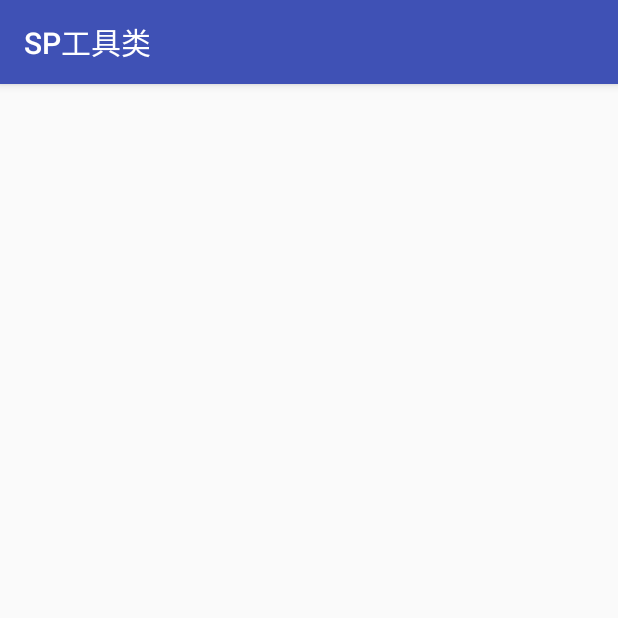
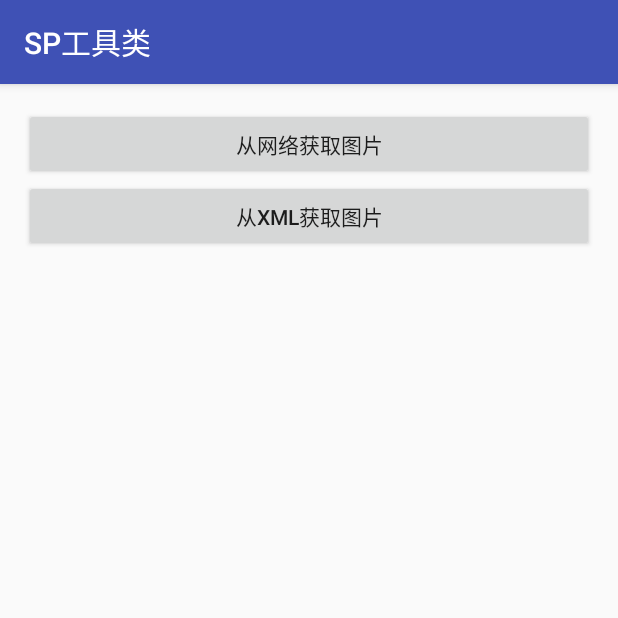
Before and after one commit to msdgwzhy6/AndroidUtilSet, an Android app: the SPActivity screen opened directly, with no data from a screen before it, on a phone screen of 412 x 824 dp, the top half of it. Run offline under Robolectric (Android 15) with nearby library versions, the phone set to English and light mode, and no system bars; our stand-ins replace ButterKnife.

```diff
--- a/app/build.gradle
+++ b/app/build.gradle
@@ -25,4 +25,5 @@ dependencies {
     compile 'com.smart.holder_library:holder_library:1.1.0'
     compile 'com.jakewharton:butterknife:8.6.0'
     compile 'com.jakewharton:butterknife-compiler:8.6.0'
+    compile project(':xanderutil')
 }
--- a/app/src/main/AndroidManifest.xml
+++ b/app/src/main/AndroidManifest.xml
@@ -3,7 +3,7 @@
           package="com.smart.androidutils">
 
     <uses-permission android:name="android.permission.INTERNET"/>
-
+    <uses-permission android:name="android.permission.WRITE_EXTERNAL_STORAGE"/>
     <application
         android:allowBackup="true"
         android:icon="@mipmap/ic_launcher"
@@ -17,9 +17,9 @@
                 <category android:name="android.intent.category.LAUNCHER"/>
             </intent-filter>
         </activity>
-        <activity android:name=".activity.SPActivity">
+        <activity android:name=".activity.spactivity.SPActivity">
         </activity>
-        <activity android:name=".activity.SpiderActivity">
+        <activity android:name=".activity.spider.SpiderActivity">
         </activity>
         <activity android:name=".activity.classactivity.ClassActivity">
         </activity>
--- a/app/src/main/java/com/smart/androidutils/MainActivity.java
+++ b/app/src/main/java/com/smart/androidutils/MainActivity.java
@@ -11,7 +11,7 @@ import com.smart.holder_library.CommonAdapter;
 import java.util.ArrayList;
 import java.util.List;
 
-import static com.smart.androidutils.UtilWidget.getView;
+import static com.xanderutillibrary.dao.util.UtilWidget.getView;
 
 public class MainActivity extends AppCompatActivity {
 
--- a/app/src/main/java/com/smart/androidutils/activity/SPActivity.java
+++ /dev/null
@@ -1,16 +0,0 @@
-package com.smart.androidutils.activity;
-
-import android.os.Bundle;
-import android.support.v7.app.AppCompatActivity;
-
-import com.smart.androidutils.R;
-
-public class SPActivity extends AppCompatActivity {
-
-    @Override
-    protected void onCreate(Bundle savedInstanceState) {
-        super.onCreate(savedInstanceState);
-        setContentView(R.layout.activity_sp);
-        setTitle("SP工具类");
-    }
-}
--- /dev/null
+++ b/app/src/main/java/com/smart/androidutils/activity/spactivity/SPActivity.java
@@ -0,0 +1,65 @@
+package com.smart.androidutils.activity.spactivity;
+
+import android.graphics.Bitmap;
+import android.os.Bundle;
+import android.os.Handler;
+import android.support.v7.app.AppCompatActivity;
+import android.widget.Button;
+import android.widget.ImageView;
+
+import com.smart.androidutils.R;
+import com.xanderutillibrary.dao.util.UtilFile;
+
+import butterknife.BindView;
+import butterknife.ButterKnife;
+import butterknife.OnClick;
+
+import static com.smart.androidutils.constant.Constant.urlImg;
+
+public class SPActivity extends AppCompatActivity {
+
+    @BindView(R.id.id_btn_img_net)
+    Button mBtnImgNet;
+    @BindView(R.id.id_btn_img_sp)
+    Button mBtnImgSp;
+    @BindView(R.id.id_img_view_net)
+    ImageView mImgViewNet;
+    @BindView(R.id.id_img_view_sp)
+    ImageView mImgViewSp;
+
+
+    private Bitmap mBitmap;
+    private Handler mHandler = new Handler();
+
+    @Override
+    protected void onCreate(Bundle savedInstanceState) {
+        super.onCreate(savedInstanceState);
+        setContentView(R.layout.activity_sp);
+        ButterKnife.bind(this);
+        setTitle("SP工具类");
+    }
+
+    @OnClick(R.id.id_btn_img_net)
+    public void onMBtnImgNetClicked() {
+        new Thread(new Runnable() {
+            @Override
+            public void run() {
+                mBitmap = UtilFile.saveBitmap(urlImg);
+                mHandler.post(new Runnable() {
+                    @Override
+                    public void run() {
+                        mImgViewNet.setImageBitmap(mBitmap);
+                    }
+                });
+
+            }
+        }).start();
+
+    }
+
+    @OnClick(R.id.id_btn_img_sp)
+    public void onMBtnImgSpClicked() {
+        mImgViewSp.setImageBitmap(mBitmap);
+    }
+
+}
--- a/app/src/main/java/com/smart/androidutils/activity/SpiderActivity.java
+++ b/app/src/main/java/com/smart/androidutils/activity/spider/SpiderActivity.java
@@ -1,4 +1,4 @@
-package com.smart.androidutils.activity;
+package com.smart.androidutils.activity.spider;
 
 import android.os.Bundle;
 import android.os.Handler;
--- a/app/src/main/java/com/smart/androidutils/viewholder/MainGridViewHolder.java
+++ b/app/src/main/java/com/smart/androidutils/viewholder/MainGridViewHolder.java
@@ -10,5 +10,5 @@ import com.smart.holder_library.CommonAdapter;
  */
 
 public class MainGridViewHolder implements CommonAdapter.IBaseViewHolder {
-    Button mNameText;
+    Button mNameText;//控制面板上的itemview
 }
--- a/app/src/main/res/layout/activity_sp.xml
+++ b/app/src/main/res/layout/activity_sp.xml
@@ -1,5 +1,5 @@
 <?xml version="1.0" encoding="utf-8"?>
-<RelativeLayout
+<LinearLayout
     xmlns:android="http://schemas.android.com/apk/res/android"
     xmlns:tools="http://schemas.android.com/tools"
     android:id="@+id/activity_sp"
@@ -9,6 +9,25 @@
     android:paddingLeft="@dimen/activity_horizontal_margin"
     android:paddingRight="@dimen/activity_horizontal_margin"
     android:paddingTop="@dimen/activity_vertical_margin"
-    tools:context="com.smart.androidutils.activity.SPActivity">
+    android:orientation="vertical"
+    tools:context="com.smart.androidutils.activity.spactivity.SPActivity">
 
-</RelativeLayout>
+    <Button
+        android:id="@+id/id_btn_img_net"
+        android:layout_width="match_parent"
+        android:layout_height="wrap_content"
+        android:text="从网络获取图片"/>
+    <Button
+        android:id="@+id/id_btn_img_sp"
+        android:layout_width="match_parent"
+        android:layout_height="wrap_content"
+        android:text="从xml获取图片"/>
+    <ImageView
+        android:id="@+id/id_img_view_net"
+        android:layout_width="match_parent"
+        android:layout_height="wrap_content"/>
+    <ImageView
+        android:id="@+id/id_img_view_sp"
+        android:layout_width="match_parent"
+        android:layout_height="wrap_content"/>
+</LinearLayout>
--- a/app/src/main/res/layout/activity_spider.xml
+++ b/app/src/main/res/layout/activity_spider.xml
@@ -5,7 +5,7 @@
     android:id="@+id/activity_spider"
     android:layout_width="match_parent"
     android:layout_height="match_parent"
-    tools:context="com.smart.androidutils.activity.SpiderActivity">
+    tools:context="com.smart.androidutils.activity.spider.SpiderActivity">
 <LinearLayout
     android:layout_width="match_parent"
     android:orientation="vertical"
--- a/xanderutil/build.gradle
+++ b/xanderutil/build.gradle
@@ -28,5 +28,5 @@ dependencies {
     })
     compile 'com.android.support:appcompat-v7:25.3.1'
     testCompile 'junit:junit:4.12'
-    compile files('libs/commons-codec-1.8.jar')
+//    compile files('libs/commons-codec-1.8.jar')
 }
--- a/app/src/main/java/com/smart/androidutils/UtilWidget.java
+++ b/xanderutil/src/main/java/com/xanderutillibrary/dao/util/UtilWidget.java
@@ -1,4 +1,4 @@
-package com.smart.androidutils;
+package com.xanderutillibrary.dao.util;
 
 import android.app.Activity;
 import android.view.View;
```
Also changed, not shown: app/src/main/java/com/smart/androidutils/constant/Constant.java (added, +9 -0 lines), app/src/main/java/com/smart/androidutils/viewholder/MainGridViewHolderHelper.java (+4 -4 lines), xanderutil/src/main/java/com/xanderutillibrary/dao/UtilSP.java (+14 -13 lines), xanderutil/src/main/java/com/xanderutillibrary/dao/util/UtilFile.java (added, +224 -0 lines), xanderutil/libs/commons-codec-1.8.jar (deleted).
